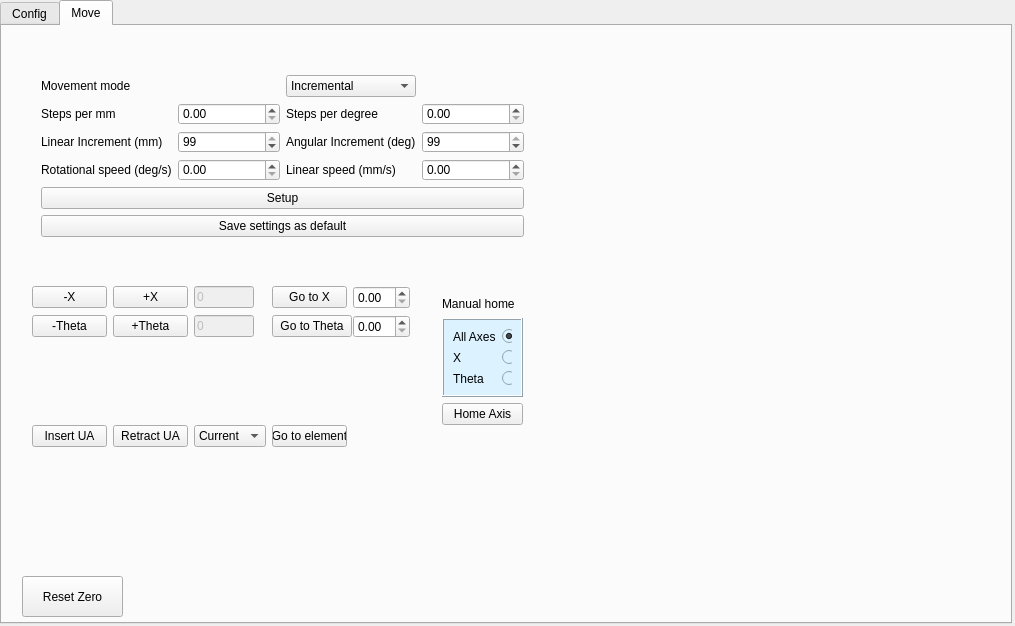
Above: Widget_Library/widget_position.ui from 8foldrepo/RF_Balance_Profound before the change. Below: the same form after it.
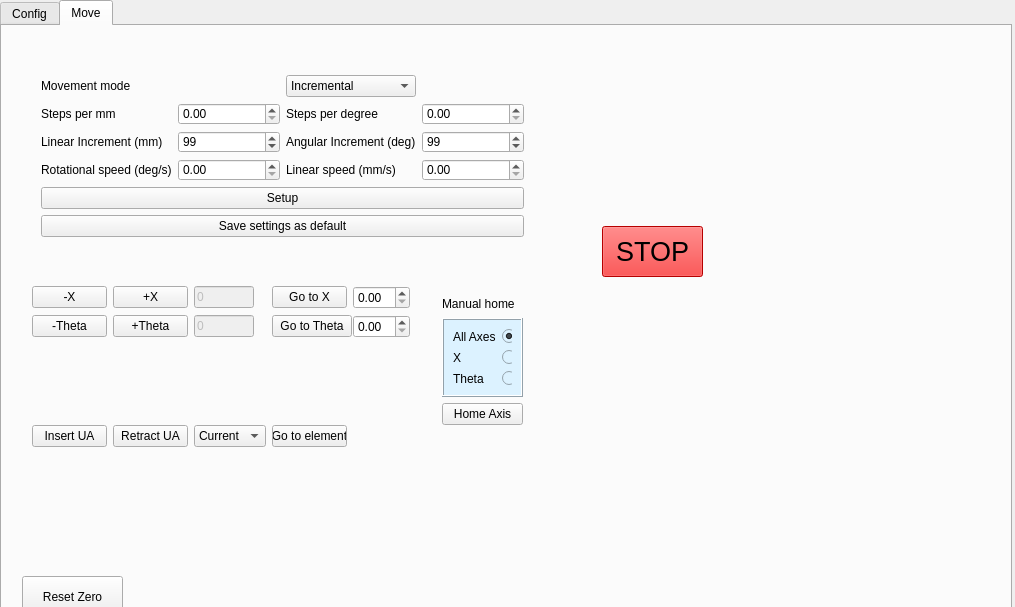
That is the form after the change. Custom widgets are drawn as their Qt base class.

Commit message: overhauled vix_motor_controller class

```diff
--- a/Widget_Library/widget_position.ui
+++ b/Widget_Library/widget_position.ui
@@ -7,7 +7,7 @@
     <x>0</x>
     <y>0</y>
     <width>1015</width>
-    <height>626</height>
+    <height>607</height>
    </rect>
   </property>
   <property name="windowTitle">
@@ -1148,8 +1148,11 @@
         <property name="minimum">
          <number>-2147483647</number>
         </property>
+        <property name="maximum">
+         <number>1231231231</number>
+        </property>
         <property name="value">
-         <number>100</number>
+         <number>99</number>
         </property>
        </widget>
       </item>
@@ -1158,13 +1161,37 @@
         <property name="minimum">
          <number>-2147483647</number>
         </property>
+        <property name="maximum">
+         <number>1231231231</number>
+        </property>
         <property name="value">
-         <number>100</number>
+         <number>99</number>
         </property>
        </widget>
       </item>
      </layout>
     </widget>
+    <widget class="QPushButton" name="stop_button">
+     <property name="geometry">
+      <rect>
+       <x>600</x>
+       <y>200</y>
+       <width>101</width>
+       <height>51</height>
+      </rect>
+     </property>
+     <property name="font">
+      <font>
+       <pointsize>20</pointsize>
+      </font>
+     </property>
+     <property name="styleSheet">
+      <string notr="true">background-color: red</string>
+     </property>
+     <property name="text">
+      <string>STOP</string>
+     </property>
+    </widget>
    </widget>
   </widget>
  </widget>
```
The commit also changes 7 other files.
